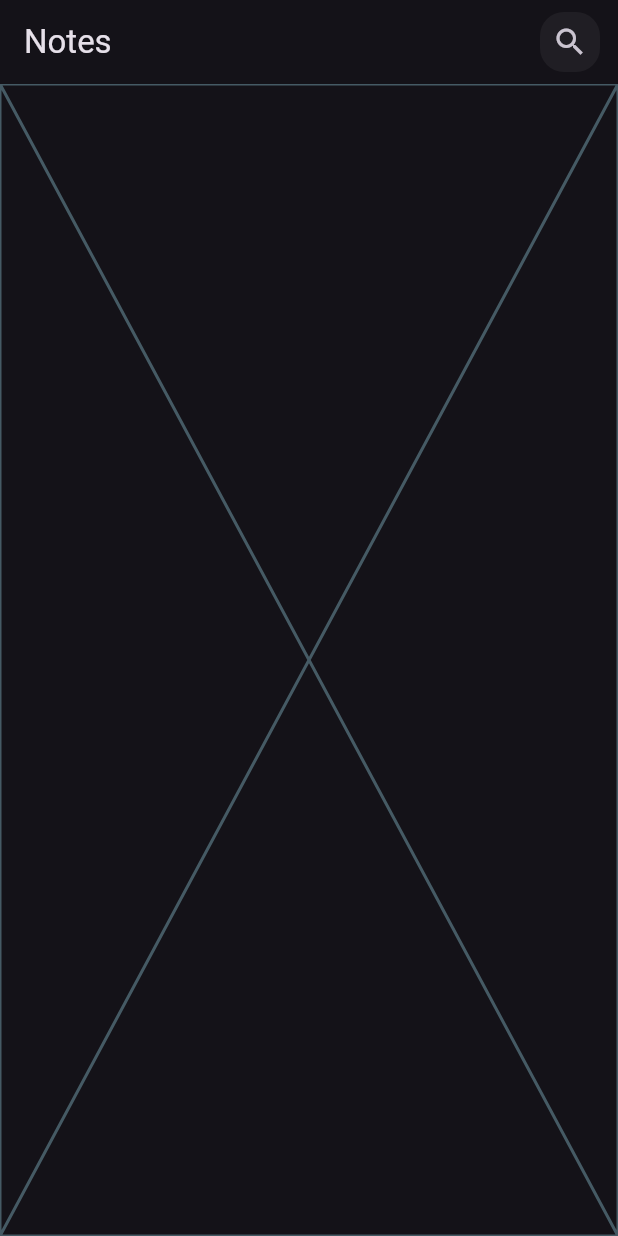
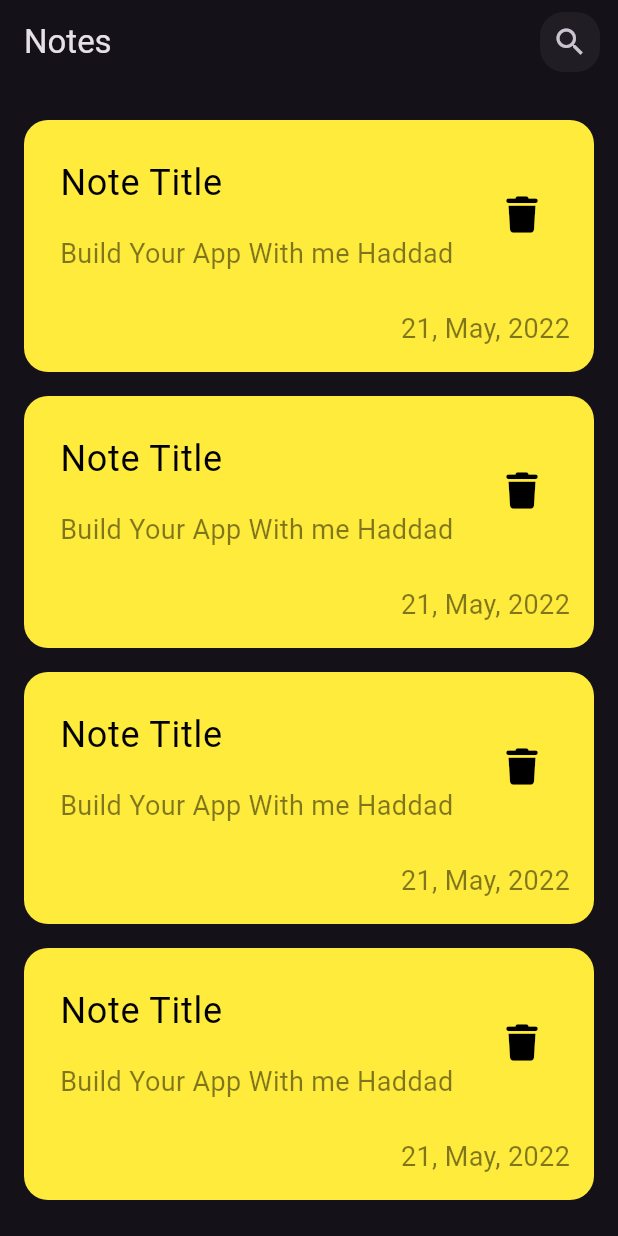
Before and after one commit to mhadad99/Note-App, a Flutter app: the screen it shows after launch, on a phone screen of 412 x 824 dp. Run offline on Flutter 3.47's test engine with Material 3 defaults, Android fonts, the phone set to English and light mode, and no system bars; our stand-ins replace font_awesome_flutter.

Commit message:
build Notes Items

```diff
--- /dev/null
+++ b/lib/views/widgets/note_item.dart
@@ -0,0 +1,62 @@
+import 'package:flutter/material.dart';
+import 'package:font_awesome_flutter/font_awesome_flutter.dart';
+
+class NoteItem extends StatelessWidget {
+  const NoteItem({
+    super.key,
+  });
+
+  @override
+  Widget build(BuildContext context) {
+    return Container(
+      padding: const EdgeInsets.only(
+        top: 16,
+        left: 8,
+        bottom: 16,
+      ),
+      decoration: BoxDecoration(
+        color: Colors.yellow,
+        borderRadius: BorderRadius.circular(16),
+      ),
+      child: Column(
+        crossAxisAlignment: CrossAxisAlignment.end,
+        children: [
+          ListTile(
+            title: const Text(
+              "Note Title",
+              style: TextStyle(
+                color: Colors.black,
+                fontSize: 24,
+              ),
+            ),
+            subtitle: Padding(
+              padding: const EdgeInsets.only(top: 16.0),
+              child: Text(
+                "Build Your App With me Haddad",
+                style: TextStyle(
+                  color: Colors.black.withOpacity(.5),
+                  fontSize: 18,
+                ),
+              ),
+            ),
+            trailing: IconButton(
+              onPressed: () {},
+              icon: const Icon(FontAwesomeIcons.trash),
+              color: Colors.black,
+            ),
+          ),
+          Padding(
+            padding: const EdgeInsets.only(right: 16.0, top: 16),
+            child: Text(
+              "21, May, 2022",
+              style: TextStyle(
+                color: Colors.black.withOpacity(.5),
+                fontSize: 18,
+              ),
+            ),
+          ),
+        ],
+      ),
+    );
+  }
+}
--- /dev/null
+++ b/lib/views/widgets/notes_list_view.dart
@@ -0,0 +1,17 @@
+import 'package:flutter/material.dart';
+
+import 'note_item.dart';
+
+class NotesListView extends StatelessWidget {
+  const NotesListView({super.key});
+
+  @override
+  Widget build(BuildContext context) {
+    return ListView.builder(
+      itemBuilder: (context, index) => const Padding(
+        padding: EdgeInsets.symmetric(vertical: 8.0),
+        child: NoteItem(),
+      ),
+    );
+  }
+}
--- a/lib/views/widgets/notes_view_body.dart
+++ b/lib/views/widgets/notes_view_body.dart
@@ -1,10 +1,19 @@
 import 'package:flutter/material.dart';
+
+import 'notes_list_view.dart';
 
 class NotesViewBody extends StatelessWidget {
   const NotesViewBody({super.key});
 
   @override
   Widget build(BuildContext context) {
-    return const Placeholder();
+    return const Padding(
+      padding: EdgeInsets.all(16.0),
+      child: Column(
+        children: [
+          Expanded(child: NotesListView()),
+        ],
+      ),
+    );
   }
 }
```
Also changed, not shown: pubspec.yaml (+6 -11 lines), assets/fonts/Poppins-Regular.ttf (added), pubspec.lock.
